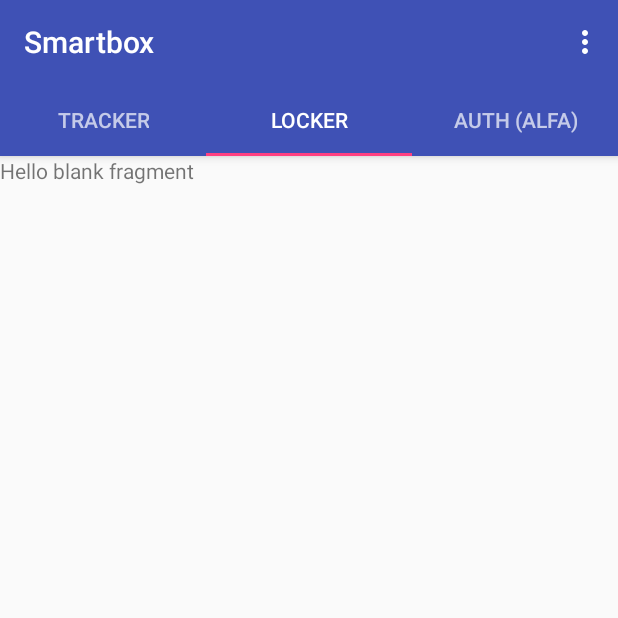
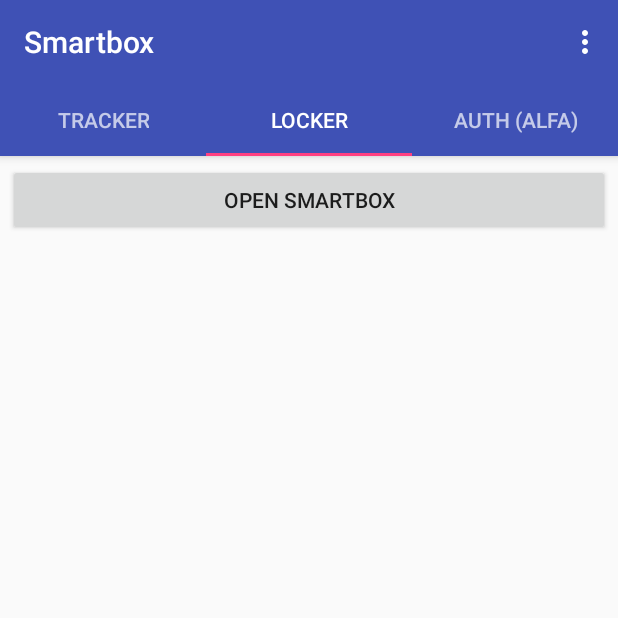
Before and after one commit to HeinPauwelyn/SmartBox, an Android app: the screen it shows after launch (MainActivity), tab 2 chosen, on a phone screen of 412 x 824 dp, the top half of it. Run offline under Robolectric (Android 15) with nearby library versions, the phone set to English and light mode, and no system bars; our stand-ins replace ButterKnife; libraries missing offline, so code that uses them is left out: rx.functions; 1 statement that could not run was skipped.

Commit message:
bluetooth

```diff
--- a/Execution/App/app/build.gradle
+++ b/Execution/App/app/build.gradle
@@ -27,5 +27,11 @@ dependencies {
     compile 'com.android.support:appcompat-v7:25.0.1'
     compile 'com.android.support:design:25.0.1'
     compile 'com.android.support:support-v4:25.0.1'
+    compile 'com.squareup.retrofit2:converter-gson:2.1.0'
+    compile 'com.squareup.retrofit2:retrofit:2.1.0'
+    compile 'com.squareup.retrofit2:adapter-rxjava:2.1.0'
+    compile 'io.reactivex:rxandroid:1.2.1'
+    compile 'com.jakewharton:butterknife:7.0.1'
+    compile 'com.google.code.gson:gson:2.6.2'
     testCompile 'junit:junit:4.12'
 }
--- a/Execution/App/app/src/main/AndroidManifest.xml
+++ b/Execution/App/app/src/main/AndroidManifest.xml
@@ -3,6 +3,10 @@
     package="sbd.smartbox">
 
     <uses-permission android:name="android.permission.INTERNET"/>
+    <uses-permission android:name="android.permission.BLUETOOTH" />
+    <uses-permission android:name="android.permission.BLUETOOTH_ADMIN" />
+    <uses-permission android:name="android.permission.BLUETOOTH_PRIVILEGED"/>
+    <uses-permission android:name="android.permission.READ_PHONE_STATE"/>
 
     <application
         android:allowBackup="true"
--- a/Execution/App/app/src/main/java/sbd/smartbox/LockerFragment.java
+++ b/Execution/App/app/src/main/java/sbd/smartbox/LockerFragment.java
@@ -7,17 +7,23 @@ import android.support.v4.app.Fragment;
 import android.view.LayoutInflater;
 import android.view.View;
 import android.view.ViewGroup;
+import android.widget.AdapterView;
+import android.widget.Button;
+import android.widget.ListView;
 
+import java.util.List;
 
-/**
- * A simple {@link Fragment} subclass.
- * Activities that contain this fragment must implement the
- * {@link LockerFragment.OnFragmentInteractionListener} interface
- * to handle interaction events.
- * Use the {@link LockerFragment#newInstance} factory method to
- * create an instance of this fragment.
- */
+import sbd.smartbox.helpers.ConnectedThread;
+import sbd.smartbox.helpers.DeviceAdapter;
+
 public class LockerFragment extends Fragment {
+
+    private OnFragmentInteractionListener mListener;
+
+    private ConnectedThread connectedThread;
+    private Button btnOpen;
+    private boolean isOpen = false;
+    private DeviceAdapter deviceAdapter;
 
     public LockerFragment() {
     }
@@ -27,23 +33,57 @@ public class LockerFragment extends Fragment {
         return fragment;
     }
 
-    @Override
-    public void onCreate(Bundle savedInstanceState) {
-        super.onCreate(savedInstanceState);
+    public void setConnectedThread(ConnectedThread connectedThread) {
+        this.connectedThread = connectedThread;
     }
 
     @Override
     public View onCreateView(LayoutInflater inflater, ViewGroup container, Bundle savedInstanceState) {
-        return inflater.inflate(R.layout.fragment_locker, container, false);
+        // Inflate the layout for this fragment
+        View v= inflater.inflate(R.layout.fragment_locker, container, false);
+        btnOpen = (Button) v.findViewById(R.id.btnopen);
+
+        btnOpen.setOnClickListener(new View.OnClickListener() {
+            @Override
+            public void onClick(View v) {
+                connectedThread.write("1".getBytes());
+            }
+        });
+
+        ListView listView = (ListView) v.findViewById(R.id.list);
+        deviceAdapter = new DeviceAdapter(this.getActivity(), R.layout.row_device);
+
+        if(isOpen) {
+            btnOpen.setText("Close smartbox");
+        }
+        else {
+            btnOpen.setText("Open smartbox");
+        }
+
+        listView.setOnItemClickListener(new AdapterView.OnItemClickListener() {
+            @Override
+            public void onItemClick(AdapterView<?> parent, View view, int position, long id) {
+                mListener.ItemSelected((int)id);
+            }
+        });
+
+        if(deviceAdapter != null){
+            listView.setAdapter(deviceAdapter);
+        }
+
+        return v;
     }
 
-    @Override
-    public void onAttach(Context context) {
-        super.onAttach(context);
+    public void setDeviceAdapter(DeviceAdapter deviceAdapter) {
+        this.deviceAdapter = deviceAdapter;
     }
 
-    @Override
-    public void onDetach() {
-        super.onDetach();
+    public void setmListener(OnFragmentInteractionListener mListener) {
+        this.mListener = mListener;
+    }
+
+    public interface OnFragmentInteractionListener {
+        // TODO: Update argument type and name
+        void ItemSelected(int position);
     }
 }
--- a/Execution/App/app/src/main/java/sbd/smartbox/helpers/Contract.java
+++ b/Execution/App/app/src/main/java/sbd/smartbox/helpers/Contract.java
@@ -5,5 +5,5 @@ package sbd.smartbox.helpers;
  */
 
 public class Contract {
-    public static String SMARTBOX_BASE_URL = "http://192.168.0.187:3000/";
+    public static String SMARTBOX_BASE_URL = "http://172.30.248.64:3000/";
 }
--- /dev/null
+++ b/Execution/App/app/src/main/java/sbd/smartbox/helpers/DeviceAdapter.java
@@ -0,0 +1,40 @@
+package sbd.smartbox.helpers;
+
+import android.app.Activity;
+import android.bluetooth.BluetoothDevice;
+import android.view.View;
+import android.view.ViewGroup;
+import android.widget.ArrayAdapter;
+import android.widget.TextView;
+
+import java.util.ArrayList;
+
+import sbd.smartbox.R;
+
+public class DeviceAdapter  extends ArrayAdapter<BluetoothDevice> {
+
+    ArrayList<BluetoothDevice> bluetoothDevices;
+    Activity context;
+
+    public DeviceAdapter(Activity context, int resource) {
+        super(context, resource);
+        this.context = context;
+        bluetoothDevices = new ArrayList<>();
+    }
+
+    @Override
+    public void add(BluetoothDevice object) {
+        super.add(object);
+        bluetoothDevices.add(object);
+    }
+
+    @Override
+    public View getView(int position, View convertView, ViewGroup parent) {
+        View v = context.getLayoutInflater().inflate(R.layout.row_device, parent, false);
+        //TextView v = new TextView(context);
+        //v.setText(bluetoothDevices.get(position).getName());
+        TextView name = (TextView) v.findViewById(R.id.name);
+        name.setText(bluetoothDevices.get(position).getName());
+        return v;
+    }
+}
--- a/Execution/App/app/src/main/res/layout/fragment_locker.xml
+++ b/Execution/App/app/src/main/res/layout/fragment_locker.xml
@@ -4,10 +4,16 @@
     android:layout_height="match_parent"
     tools:context="sbd.smartbox.LockerFragment">
 
-    <!-- TODO: Update blank fragment layout -->
-    <TextView
+    <ListView
+        android:id="@+id/list"
         android:layout_width="match_parent"
-        android:layout_height="match_parent"
-        android:text="@string/hello_blank_fragment" />
+        android:layout_height="wrap_content" />
+
+    <Button
+        android:text="@string/open_or_close_smartbox"
+        android:layout_width="match_parent"
+        android:layout_height="wrap_content"
+        android:layout_margin="5dp"
+        android:id="@+id/btnopen"/>
 
 </FrameLayout>
--- a/Execution/App/app/src/main/res/values/strings.xml
+++ b/Execution/App/app/src/main/res/values/strings.xml
@@ -9,4 +9,5 @@
     <string name="longitude">Longitude:</string>
     <string name="latitude">Latitude:</string>
     <string name="time">Time:</string>
+    <string name="open_or_close_smartbox">Open or close Smartbox</string>
 </resources>
```
Also changed, not shown: Execution/App/app/src/main/java/sbd/smartbox/LocationRecyclerAdapter.java (+5 -2 lines), Execution/App/app/src/main/java/sbd/smartbox/MainActivity.java (+93 -1 lines), Execution/App/app/src/main/java/sbd/smartbox/helpers/ConnectThread.java (added, +79 -0 lines), Execution/App/app/src/main/java/sbd/smartbox/helpers/ConnectedThread.java (added, +62 -0 lines), Execution/App/app/src/main/res/layout/row_device.xml (added, +13 -0 lines), 2 other files.
